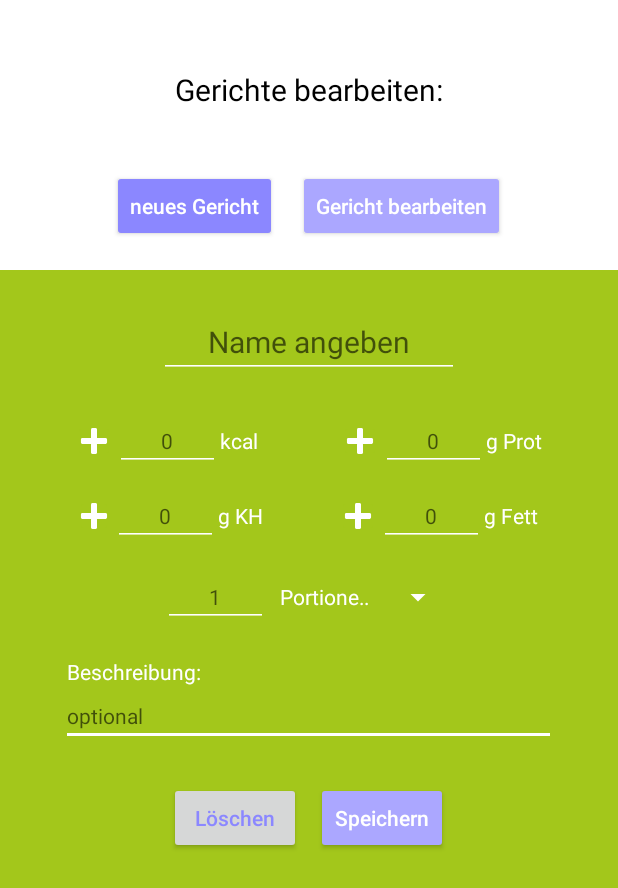
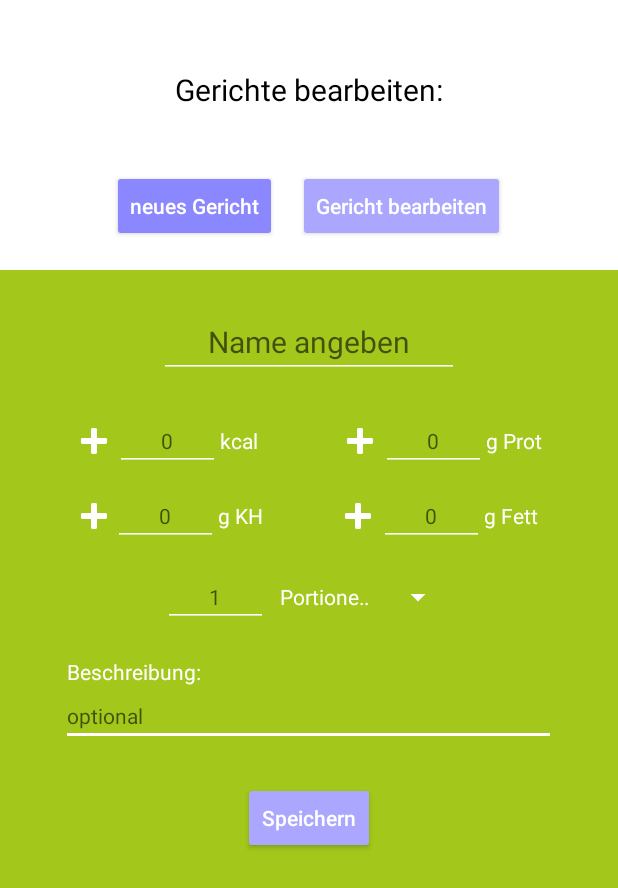
Before and after one commit to JannisUnkrig/Ernaehrungstracker, an Android app: the GerichteBearbeitenActivity screen opened directly, with no data from a screen before it, on a phone screen of 412 x 824 dp. Shown: the top 888 px of the screen. Run offline under Robolectric (Android 15) with nearby library versions, the phone set to English and light mode, and no system bars.

Commit message:
main really done except manual changes and save. possible to add foods

```diff
--- a/app/src/main/java/com/example/ernaehrungstracker/Gericht.java
+++ b/app/src/main/java/com/example/ernaehrungstracker/Gericht.java
@@ -36,7 +36,6 @@ public class Gericht {
         this.fett = fett;
     }
 
-    //ab diesem konstruktor werden gerichte gespeichert
     public Gericht(String name, String description, double portionGramm, boolean inPortionen, double kcal, double prot, double kh, double fett) {
         this(kcal, prot, kh, fett);
         this.name = name;
@@ -45,7 +44,6 @@ public class Gericht {
         this.inPortionen = inPortionen;
 
         //TODO
-        gerichteListe.add(this);
     }
 
     public Gericht(String name, String description, double portionGramm, boolean inPortionen, double kcal, double prot, double kh, double fett, Note kcalNote, Note protNote, Note khNote, Note fettNote) {
--- a/app/src/main/res/layout/activity_gerichte_bearbeiten.xml
+++ b/app/src/main/res/layout/activity_gerichte_bearbeiten.xml
@@ -57,6 +57,7 @@
                     android:layout_width="wrap_content"
                     android:layout_height="wrap_content"
                     android:backgroundTint="@color/helllila"
+                    android:onClick="gerichteBearbeitenButtonClicked"
                     android:text="Gericht bearbeiten"
                     android:textAlignment="center"
                     android:textAllCaps="false"
@@ -80,14 +81,15 @@
                 android:layout_width="200dp"
                 android:layout_height="wrap_content"
                 android:layout_marginTop="24dp"
+                android:autofillHints="food"
                 android:backgroundTint="#fff"
                 android:ems="10"
                 android:hint="Name angeben"
                 android:inputType="textPersonName"
+                android:maxLength="80"
                 android:textAlignment="center"
                 android:textColor="#fff"
-                android:textSize="20sp"
-                android:autofillHints="food" />
+                android:textSize="20sp" />
 
             <LinearLayout
                 android:layout_width="match_parent"
@@ -291,6 +293,7 @@
                     android:hint="optional"
                     android:importantForAutofill="no"
                     android:inputType="textMultiLine"
+                    android:maxLength="140"
                     android:textAlignment="viewStart"
                     android:textColor="#fff"
                     android:textSize="14sp" />
@@ -308,18 +311,20 @@
                     android:layout_width="wrap_content"
                     android:layout_height="wrap_content"
                     android:layout_marginEnd="10dp"
+                    android:onClick="löschenButtonClicked"
                     android:text="Löschen"
                     android:textAlignment="center"
                     android:textAllCaps="false"
                     android:textColor="@color/dunkellila"
                     android:textSize="14sp"
-                    android:visibility="visible" />
+                    android:visibility="gone" />
 
                 <Button
                     android:id="@+id/gerichteBearbeitenSpeichernButton"
                     android:layout_width="wrap_content"
                     android:layout_height="wrap_content"
                     android:backgroundTint="@color/helllila"
+                    android:onClick="speichernButtonClicked"
                     android:text="Speichern"
                     android:textAlignment="center"
                     android:textAllCaps="false"
--- a/app/src/main/res/layout/recy_row.xml
+++ b/app/src/main/res/layout/recy_row.xml
@@ -10,7 +10,8 @@
         android:layout_height="wrap_content"
         android:layout_marginStart="18dp"
         android:layout_marginTop="12dp"
-        android:text="blabla"
+        android:layout_marginEnd="18dp"
+        android:text="ein Name"
         android:textAlignment="viewStart"
         android:textColor="#000"
         android:textSize="16sp" />
@@ -20,6 +21,7 @@
         android:layout_width="wrap_content"
         android:layout_height="wrap_content"
         android:layout_marginStart="18dp"
+        android:layout_marginEnd="18dp"
         android:layout_marginBottom="12dp"
         android:text="eine Beschreibung"
         android:textAlignment="viewStart"
```
Also changed, not shown: app/src/main/java/com/example/ernaehrungstracker/GerichteBearbeitenActivity.java (+56 -6 lines), app/src/main/java/com/example/ernaehrungstracker/MainActivity.java (+28 -5 lines).
